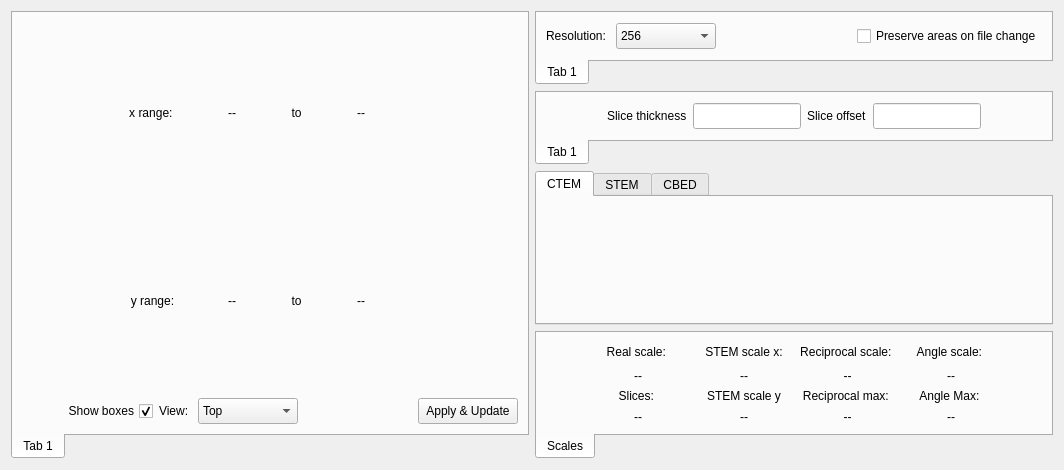
Before: the Qt Designer form src/gui/dialogs/settings/frames/arealayoutframe.ui in JJPPeters/clTEM, drawn with Qt 5.
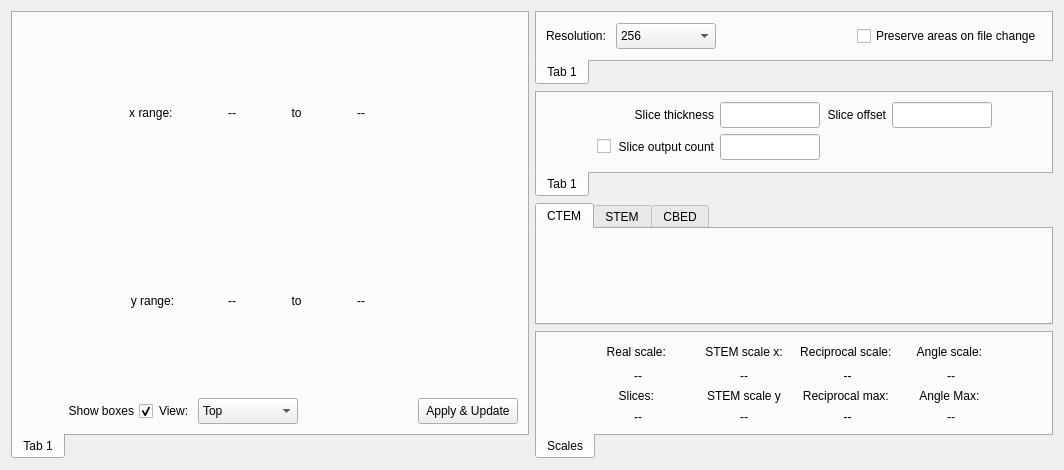
After: the same form once the commit is applied. Custom widgets are drawn as their Qt base class.

Commit message: Added intermediate slices to ui and config files

What changed in the file:
```diff
--- a/src/gui/dialogs/settings/frames/arealayoutframe.ui
+++ b/src/gui/dialogs/settings/frames/arealayoutframe.ui
@@ -186,6 +186,16 @@
       </attribute>
       <layout class="QGridLayout" name="gridLayout_3">
        <item row="0" column="2">
+        <widget class="QLabel" name="label_4">
+         <property name="text">
+          <string>Slice thickness</string>
+         </property>
+         <property name="alignment">
+          <set>Qt::AlignRight|Qt::AlignTrailing|Qt::AlignVCenter</set>
+         </property>
+        </widget>
+       </item>
+       <item row="0" column="3">
         <widget class="EditUnitsBox" name="edtSliceThickness">
          <property name="minimumSize">
           <size>
@@ -193,9 +203,15 @@
            <height>26</height>
           </size>
          </property>
+         <property name="maximumSize">
+          <size>
+           <width>100</width>
+           <height>16777215</height>
+          </size>
+         </property>
         </widget>
        </item>
-       <item row="0" column="6">
+       <item row="0" column="7">
         <spacer name="horizontalSpacer_5">
          <property name="orientation">
           <enum>Qt::Horizontal</enum>
@@ -221,27 +237,62 @@
          </property>
         </spacer>
        </item>
-       <item row="0" column="1">
-        <widget class="QLabel" name="label_4">
-         <property name="text">
-          <string>Slice thickness</string>
-         </property>
-        </widget>
-       </item>
        <item row="0" column="4">
-        <widget class="EditUnitsBox" name="edtSliceOffset">
-         <property name="minimumSize">
-          <size>
-           <width>100</width>
-           <height>26</height>
-          </size>
-         </property>
-        </widget>
-       </item>
-       <item row="0" column="3">
         <widget class="QLabel" name="label_5">
          <property name="text">
           <string>Slice offset</string>
+         </property>
+         <property name="alignment">
+          <set>Qt::AlignRight|Qt::AlignTrailing|Qt::AlignVCenter</set>
+         </property>
+        </widget>
+       </item>
+       <item row="0" column="5">
+        <widget class="EditUnitsBox" name="edtSliceOffset">
+         <property name="minimumSize">
+          <size>
+           <width>100</width>
+           <height>26</height>
+          </size>
+         </property>
+         <property name="maximumSize">
+          <size>
+           <width>100</width>
+           <height>16777215</height>
+          </size>
+         </property>
+        </widget>
+       </item>
+       <item row="1" column="2">
+        <widget class="QLabel" name="label_11">
+         <property name="text">
+          <string>Slice output count</string>
+         </property>
+         <property name="alignment">
+          <set>Qt::AlignRight|Qt::AlignTrailing|Qt::AlignVCenter</set>
+         </property>
+        </widget>
+       </item>
+       <item row="1" column="3">
+        <widget class="EditUnitsBox" name="edtSliceOutput">
+         <property name="minimumSize">
+          <size>
+           <width>100</width>
+           <height>26</height>
+          </size>
+         </property>
+         <property name="maximumSize">
+          <size>
+           <width>100</width>
+           <height>16777215</height>
+          </size>
+         </property>
+        </widget>
+       </item>
+       <item row="1" column="1">
+        <widget class="QCheckBox" name="chkSliceOutput">
+         <property name="text">
+          <string/>
          </property>
         </widget>
        </item>
```
The commit also changes 5 other files.
